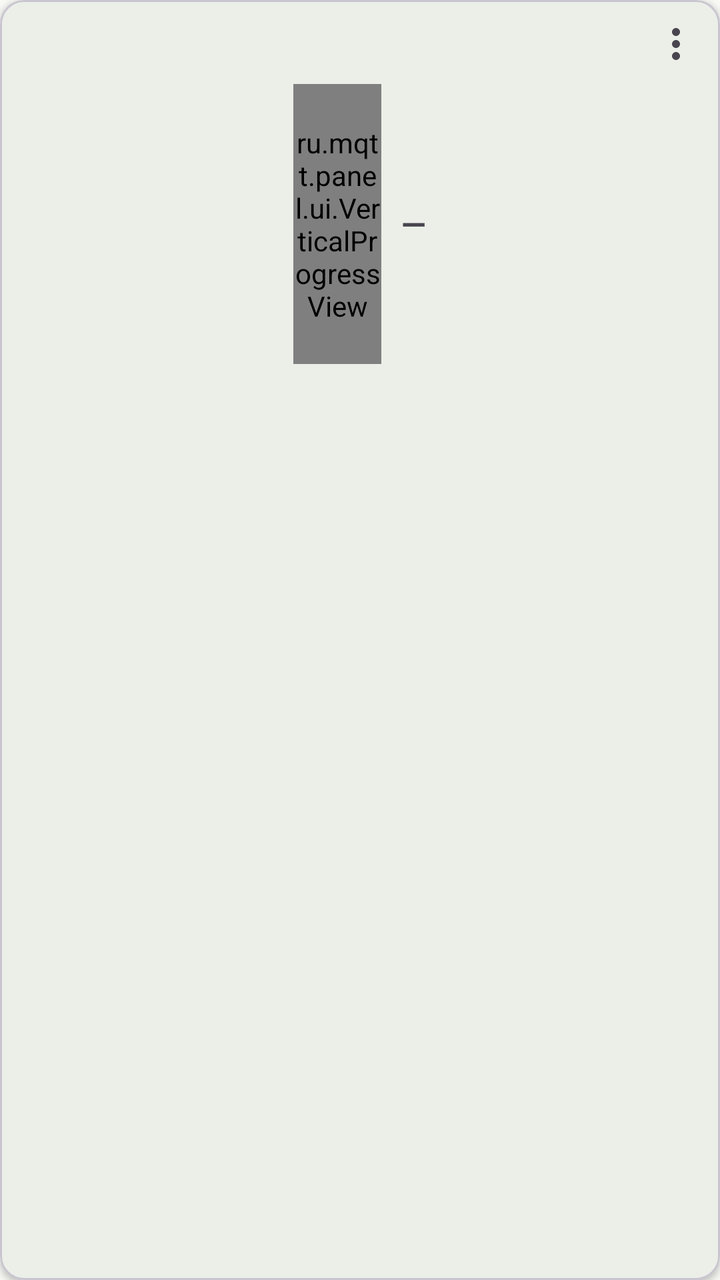
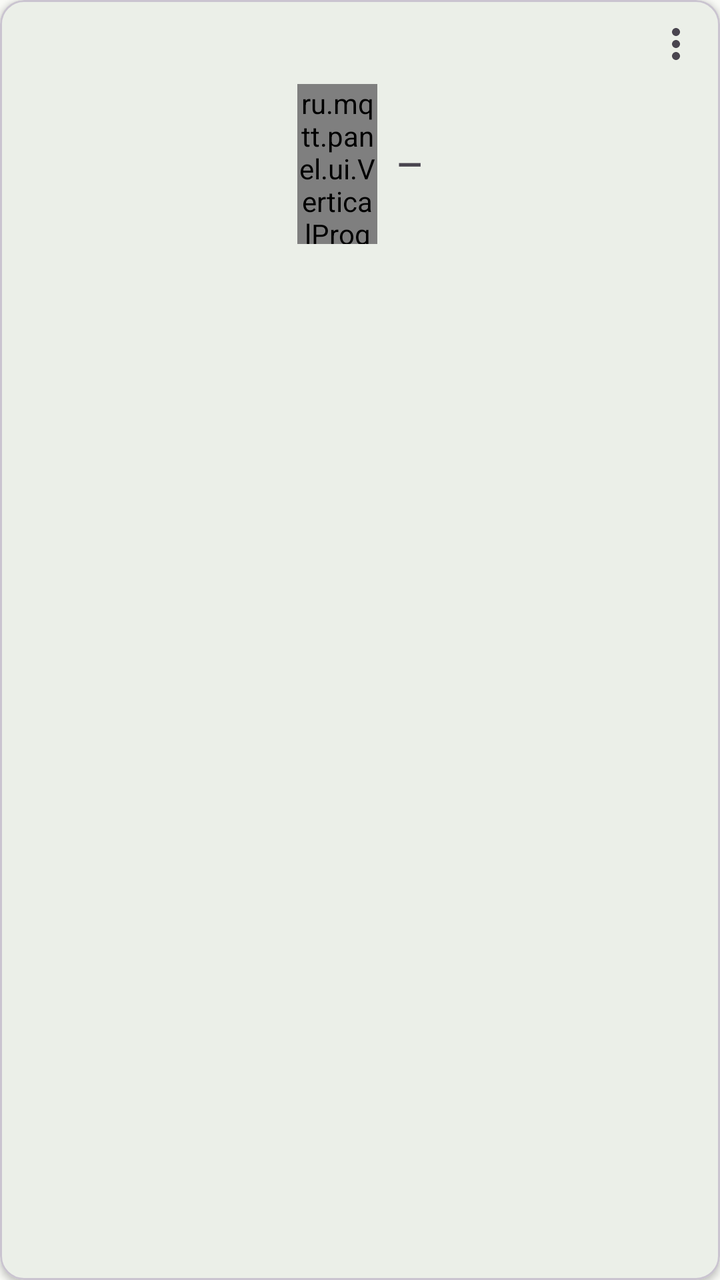

Compare the two renders of this Android layout. The source of the first and the diff that turns it into the second are given below.
<!-- AndroidManifest.xml: application theme Theme.MQTTPanel -->
<!-- res/layout/item_widget_progress_v.xml -->
<?xml version="1.0" encoding="utf-8"?>
<com.google.android.material.card.MaterialCardView xmlns:android="http://schemas.android.com/apk/res/android"
    xmlns:app="http://schemas.android.com/apk/res-auto"
    android:layout_width="match_parent"
    android:layout_height="wrap_content"
    android:layout_margin="4dp"
    app:cardCornerRadius="12dp"
    app:cardElevation="2dp">

    <LinearLayout
        android:layout_width="match_parent"
        android:layout_height="wrap_content"
        android:orientation="vertical"
        android:padding="8dp">

        <FrameLayout
            android:layout_width="match_parent"
            android:layout_height="wrap_content">

            <TextView
                android:id="@+id/tv_name"
                android:layout_width="match_parent"
                android:layout_height="wrap_content"
                android:textSize="11sp"
                android:textColor="?android:attr/textColorSecondary"
                android:maxLines="2"
                android:ellipsize="end" />

            <ImageButton
                android:id="@+id/btn_menu"
                android:layout_width="28dp"
                android:layout_height="28dp"
                android:layout_gravity="end|top"
                android:padding="3dp"
                android:background="?attr/selectableItemBackgroundBorderless"
                android:contentDescription="@string/widget_menu"
                android:src="@drawable/ic_more" />

        </FrameLayout>

        <LinearLayout
            android:layout_width="match_parent"
            android:layout_height="wrap_content"
            android:layout_marginTop="6dp"
            android:gravity="center"
            android:orientation="horizontal">

            
            <ru.mqtt.panel.ui.VerticalProgressView
                android:id="@+id/progress_vertical"
                android:layout_width="44dp"
                android:layout_height="140dp" />

            <TextView
                android:id="@+id/tv_value"
                android:layout_width="wrap_content"
                android:layout_height="wrap_content"
                android:layout_marginStart="10dp"
                android:gravity="start"
                android:textSize="16sp"
                android:textStyle="bold"
                app:autoSizeTextType="uniform"
                app:autoSizeMinTextSize="9sp"
                app:autoSizeMaxTextSize="16sp"
                android:text="—" />

        </LinearLayout>

        <TextView
            android:id="@+id/tv_topic"
            android:layout_width="match_parent"
            android:layout_height="wrap_content"
            android:layout_marginTop="4dp"
            android:textSize="11sp"
            android:textColor="?android:attr/textColorSecondary"
            android:maxLines="1"
            android:ellipsize="middle" />

        <include layout="@layout/view_card_time" />

    </LinearLayout>

</com.google.android.material.card.MaterialCardView>
<!-- res/layout/view_card_time.xml (included above) -->
<?xml version="1.0" encoding="utf-8"?>
<TextView xmlns:android="http://schemas.android.com/apk/res/android"
    android:id="@+id/tv_time"
    android:layout_width="match_parent"
    android:layout_height="wrap_content"
    android:layout_marginTop="2dp"
    android:gravity="end"
    android:textSize="9sp"
    android:textColor="?android:attr/textColorSecondary"
    android:maxLines="1"
    android:visibility="gone" />
<!-- resources referenced by this layout -->
<resources>
  <!-- drawable ic_more (drawable) -->
  <?xml version="1.0" encoding="utf-8"?>
  <vector xmlns:android="http://schemas.android.com/apk/res/android"
      android:width="24dp"
      android:height="24dp"
      android:viewportWidth="24"
      android:viewportHeight="24"
      android:tint="?attr/colorControlNormal">
      <path
          android:fillColor="#FF000000"
          android:pathData="M12,8c1.1,0 2,-0.9 2,-2s-0.9,-2 -2,-2 -2,0.9 -2,2 0.9,2 2,2zM12,10c-1.1,0 -2,0.9 -2,2s0.9,2 2,2 2,-0.9 2,-2 -0.9,-2 -2,-2zM12,16c-1.1,0 -2,0.9 -2,2s0.9,2 2,2 2,-0.9 2,-2 -0.9,-2 -2,-2z" />
  </vector>
  <string name="widget_menu">Меню панели</string>
  <style name="Theme.MQTTPanel" parent="Theme.Material3.Light.NoActionBar">
          <item name="colorPrimary">@color/md_theme_primary</item>
          <item name="colorOnPrimary">@color/md_theme_onPrimary</item>
          <item name="colorPrimaryContainer">@color/md_theme_primaryContainer</item>
          <item name="colorSecondary">@color/md_theme_secondary</item>
          <item name="colorOnSecondary">@color/md_theme_onSecondary</item>
          <item name="colorSecondaryContainer">@color/md_theme_secondaryContainer</item>
          <item name="android:colorBackground">@color/md_theme_surface</item>
          <item name="colorSurface">@color/md_theme_surface</item>
          <item name="colorOnSurface">@color/md_theme_onSurface</item>
          <item name="colorError">@color/md_theme_error</item>
          <item name="android:statusBarColor">?attr/colorPrimaryContainer</item>
      </style>
  <color name="md_theme_primary">#386A36</color>
  <color name="md_theme_onPrimary">#FFFFFF</color>
  <color name="md_theme_primaryContainer">#B9F3B2</color>
  <color name="md_theme_secondary">#54634F</color>
  <color name="md_theme_onSecondary">#FFFFFF</color>
  <color name="md_theme_secondaryContainer">#D7E8CF</color>
  <color name="md_theme_surface">#F9FAF6</color>
  <color name="md_theme_onSurface">#191C1A</color>
  <color name="md_theme_error">#BA1A1A</color>
</resources>

<!-- the commit's change to res/layout/item_widget_progress_v.xml (unified diff, before → after) -->
@@ -16,6 +16,17 @@
         <FrameLayout
             android:layout_width="match_parent"
             android:layout_height="wrap_content">
+
+            <ImageView
+                android:id="@+id/drag_handle"
+                android:layout_width="24dp"
+                android:layout_height="24dp"
+                android:layout_gravity="start|center_vertical"
+                android:layout_marginStart="-2dp"
+                android:padding="2dp"
+                android:src="@drawable/ic_drag_handle"
+                android:visibility="gone"
+                android:contentDescription="@string/drag_handle" />
 
             <TextView
                 android:id="@+id/tv_name"
@@ -48,8 +59,8 @@
             
             <ru.mqtt.panel.ui.VerticalProgressView
                 android:id="@+id/progress_vertical"
-                android:layout_width="44dp"
-                android:layout_height="140dp" />
+                android:layout_width="40dp"
+                android:layout_height="80dp" />
 
             <TextView
                 android:id="@+id/tv_value"
<!-- resource entries referenced after the edit -->
@@ -1,5 +1,16 @@
 <!-- resources referenced by this layout -->
 <resources>
+  <!-- drawable ic_drag_handle (drawable) -->
+  <vector xmlns:android="http://schemas.android.com/apk/res/android"
+      android:width="24dp"
+      android:height="24dp"
+      android:viewportWidth="24"
+      android:viewportHeight="24"
+      android:tint="?attr/colorControlNormal">
+      <path
+          android:fillColor="@android:color/white"
+          android:pathData="M11,18c0,1.1 -0.9,2 -2,2s-2,-0.9 -2,-2 0.9,-2 2,-2 2,0.9 2,2zM14,4h-4C9,3.1 8.1,2 9,2h4c0.9,0 1.1,1.1 1.1,2h-0.1zM15,18c0,1.1 0.9,2 2,2s2,-0.9 2,-2 -0.9,-2 -2,-2 -2,0.9 -2,2zM14,10h-4C9,9.1 8.1,8 9,8h4c0.9,0 1.1,1.1 1.1,2h-0.1zM14,14h-4c-0.9,0 -1.8,0.9 -1.8,1.8h0.1c0,-0.6 0.8,-1 1.7,-1h4c0.9,0 1.8,0.4 1.8,1h-0.1c0,-0.9 -0.9,-1.8 -1.8,-1.8zM15,4h-0.1C14.9,3.1 15.8,2 16.7,2h-0.2c0.9,0 1.8,1.1 1.8,2h-0.1z" />
+  </vector>
   <!-- drawable ic_more (drawable) -->
   <?xml version="1.0" encoding="utf-8"?>
   <vector xmlns:android="http://schemas.android.com/apk/res/android"
@@ -12,6 +23,7 @@
           android:fillColor="#FF000000"
           android:pathData="M12,8c1.1,0 2,-0.9 2,-2s-0.9,-2 -2,-2 -2,0.9 -2,2 0.9,2 2,2zM12,10c-1.1,0 -2,0.9 -2,2s0.9,2 2,2 2,-0.9 2,-2 -0.9,-2 -2,-2zM12,16c-1.1,0 -2,0.9 -2,2s0.9,2 2,2 2,-0.9 2,-2 -0.9,-2 -2,-2z" />
   </vector>
+  <string name="drag_handle">Перетащить</string>
   <string name="widget_menu">Меню панели</string>
   <style name="Theme.MQTTPanel" parent="Theme.Material3.Light.NoActionBar">
           <item name="colorPrimary">@color/md_theme_primary</item>
